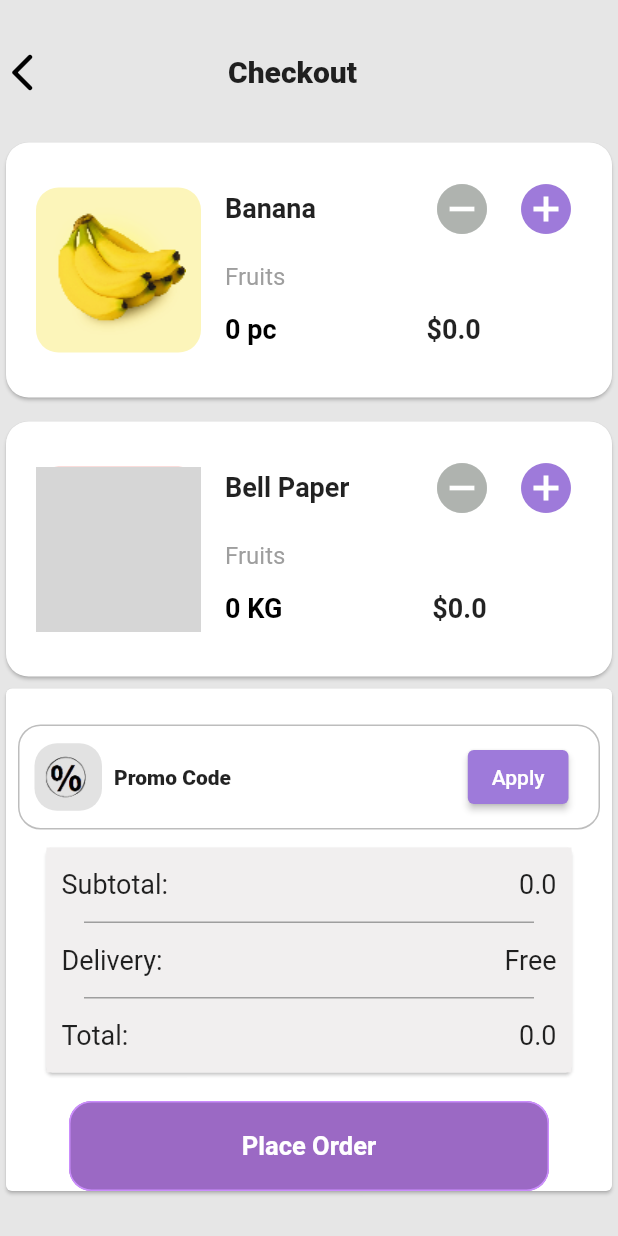
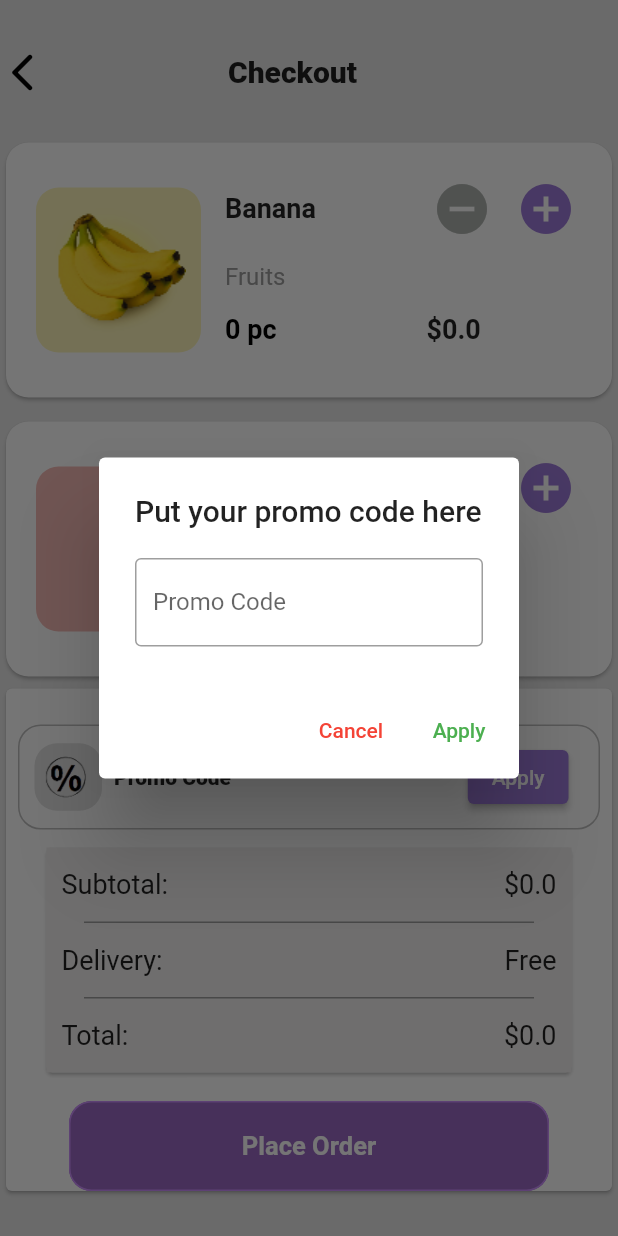
Before and after one commit to PatrickBritoK/delivery_fruits, a Flutter app: the Checkout screen opened directly, after a tap on "Apply", on a phone screen of 412 x 824 dp. Run offline on Flutter 3.47's test engine with Material 2 defaults, Android fonts, the phone set to English and light mode, and no system bars; grey boxes are pictures that could not be loaded.

Commit message:
att promo code

```diff
--- a/lib/pages/checkout.dart
+++ b/lib/pages/checkout.dart
@@ -50,7 +50,8 @@ class _BananaWidgetState extends State<Checkout> {
   Widget build(BuildContext context) {
     _totalBanana = _quantitybanana * _priceBanana;
     _totalbellpaper = _quantitybellpaper * _pricebellpaper;
-    _total = (_priceBanana * _quantitybanana ) + (_quantitybellpaper * _pricebellpaper);
+    _total = (_priceBanana * _quantitybanana) +
+        (_quantitybellpaper * _pricebellpaper);
 
     return Scaffold(
       backgroundColor: const Color.fromARGB(255, 230, 230, 230),
@@ -64,11 +65,11 @@ class _BananaWidgetState extends State<Checkout> {
                 GestureDetector(
                   onTap: () {
                     Navigator.push(context,
-                          MaterialPageRoute(builder: (context) {
-                        return const PageMango();
-                      }));
+                        MaterialPageRoute(builder: (context) {
+                      return const PageMango();
+                    }));
                   },
-                  child:const Icon(
+                  child: const Icon(
                     Icons.arrow_back_ios_new_rounded,
                     color: Color.fromARGB(255, 2, 2, 2),
                     size: 30,
@@ -158,9 +159,9 @@ class _BananaWidgetState extends State<Checkout> {
                               padding: const EdgeInsets.only(top: 7),
                               child: Row(
                                 children: [
-                                   Text(
+                                  Text(
                                     '$_quantitybanana pc',
-                                    style:const TextStyle(
+                                    style: const TextStyle(
                                       fontSize: 18,
                                       fontWeight: FontWeight.w600,
                                       color: Color.fromARGB(255, 0, 0, 0),
@@ -169,9 +170,9 @@ class _BananaWidgetState extends State<Checkout> {
                                   Padding(
                                     padding: const EdgeInsets.only(left: 100),
                                     child: Row(
-                                      children:  [
+                                      children: [
                                         Text(
-                                          '\$${_totalBanana}',
+                                          '\$$_totalBanana',
                                           style: const TextStyle(
                                             fontSize: 18,
                                             fontWeight: FontWeight.bold,
@@ -265,8 +266,8 @@ class _BananaWidgetState extends State<Checkout> {
                               padding: const EdgeInsets.only(top: 7),
                               child: Row(
                                 children: [
-                                   Text(
-                                    '${_quantitybellpaper} KG',
+                                  Text(
+                                    '$_quantitybellpaper KG',
                                     style: const TextStyle(
                                       fontSize: 18,
                                       fontWeight: FontWeight.w600,
@@ -276,10 +277,10 @@ class _BananaWidgetState extends State<Checkout> {
                                   Padding(
                                     padding: const EdgeInsets.only(left: 100),
                                     child: Row(
-                                      children:  [
+                                      children: [
                                         Text(
-                                          '\$${_totalbellpaper}',
-                                          style:const TextStyle(
+                                          '\$$_totalbellpaper',
+                                          style: const TextStyle(
                                             fontSize: 18,
                                             fontWeight: FontWeight.bold,
                                           ),
@@ -336,7 +337,98 @@ class _BananaWidgetState extends State<Checkout> {
                         Padding(
                           padding: const EdgeInsets.only(right: 10),
                           child: ElevatedButton(
-                            onPressed: () {},
+                            onPressed: () {
+                              showDialog(
+                                context: context,
+                                builder: (BuildContext context) {
+                                  String codigoInserido = '';
+                                  return AlertDialog(
+                                    title:
+                                        const Text('Put your promo code here'),
+                                    content: TextField(
+                                      decoration: const InputDecoration(
+                                        border: OutlineInputBorder(),
+                                        labelText: 'Promo Code',
+                                      ),
+                                      onChanged: ((value) {
+                                        codigoInserido = value;
+                                      }),
+                                    ),
+                                    actions: [
+                                      TextButton(
+                                        onPressed: () {
+                                          Navigator.of(context).pop();
+                                        },
+                                        child: const Text(
+                                          'Cancel',
+                                          style: TextStyle(color: Colors.red),
+                                        ),
+                                      ),
+                                      TextButton(
+                                        onPressed: () {
+                                          Navigator.of(context).pop();
+                                          if (codigoInserido == 'Pulsati' ||
+                                              codigoInserido == 'a') {
+                                            setState(() {
+                                              _total = _total * 0.2;
+                                            });
+                                            showDialog(
+                                                context: context,
+                                                builder:
+                                                    (BuildContext context) {
+                                                  return AlertDialog(
+                                                    title: const Text(
+                                                      'Promo Code Applied',
+                                                      style: TextStyle(
+                                                        color: Colors.green,
+                                                      ),
+                                                    ),
+                                                    actions: [
+                                                      TextButton(
+                                                        onPressed: () {
+                                                          Navigator.of(context)
+                                                              .pop();
+                                                        },
+                                                        child: const Text('Ok'),
+                                                      ),
+                                                    ],
+                                                  );
+                                                });
+                                          } else {
+                                            showDialog(
+                                              context: context,
+                                              builder: (BuildContext context) {
+                                                return AlertDialog(
+                                                  title: const Text(
+                                                    'Invalid Promo Code',
+                                                    style: TextStyle(
+                                                      color: Colors.red,
+                                                    ),
+                                                  ),
+                                                  actions: [
+                                                    TextButton(
+                                                      onPressed: () {
+                                                        Navigator.of(context)
+                                                            .pop();
+                                                      },
+                                                      child: const Text('Ok'),
+                                                    ),
+                                                  ],
+                                                );
+                                              },
+                                            );
+                                          }
+                                        },
+                                        child: const Text(
+                                          'Apply',
+                                          style: TextStyle(color: Colors.green),
+                                        ),
+                                      ),
+                                    ],
+                                  );
+                                },
+                              );
+                            },
                             style: ButtonStyle(
                               backgroundColor: MaterialStateProperty.all<Color>(
                                 const Color.fromARGB(
@@ -369,14 +461,14 @@ class _BananaWidgetState extends State<Checkout> {
                                   Row(
                                     mainAxisAlignment:
                                         MainAxisAlignment.spaceBetween,
-                                    children:  [
+                                    children: [
                                       const Text(
                                         'Subtotal:',
                                         style: TextStyle(fontSize: 18),
                                       ),
                                       Text(
-                                        '${_total}',
-                                        style:const TextStyle(fontSize: 18),
+                                        '\$$_total',
+                                        style: const TextStyle(fontSize: 18),
                                       ),
                                     ],
                                   ),
@@ -405,14 +497,14 @@ class _BananaWidgetState extends State<Checkout> {
                                   Row(
                                     mainAxisAlignment:
                                         MainAxisAlignment.spaceBetween,
-                                    children:  [
+                                    children: [
                                       const Text(
                                         'Total: ',
                                         style: TextStyle(fontSize: 18),
                                       ),
                                       Text(
-                                        '${_total}',
-                                        style:const TextStyle(fontSize: 18),
+                                        '\$$_total',
+                                        style: const TextStyle(fontSize: 18),
                                       ),
                                     ],
                                   ),
```
